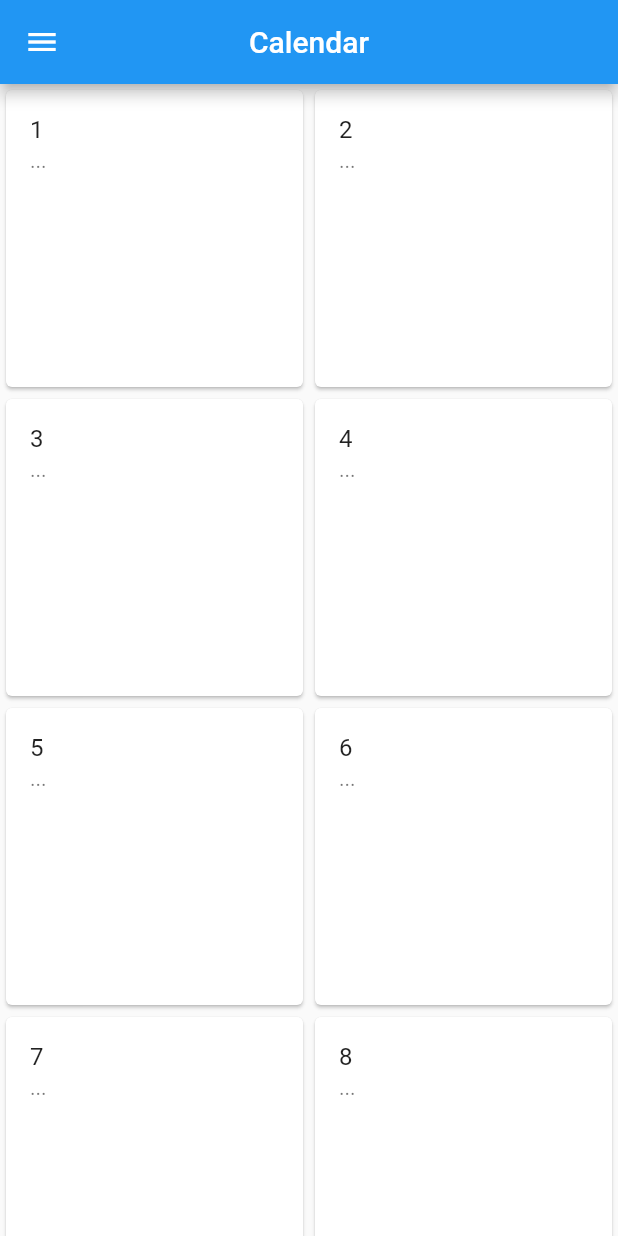
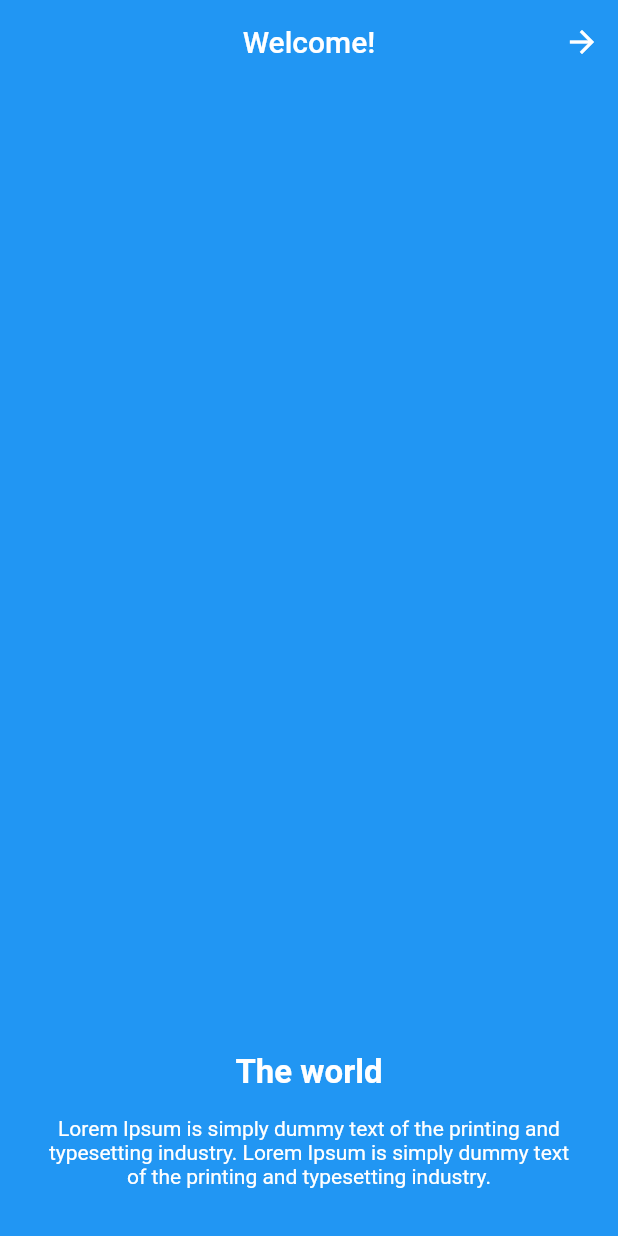
Before and after one commit to ngiuliani-ng/fudeo_start_app, a Flutter app: the screen it shows after launch, on a phone screen of 412 x 824 dp. Run offline on Flutter 3.47's test engine with Material 2 defaults, Android fonts, the phone set to English and light mode, and no system bars.

Commit message:
Lesson: PageView.

```diff
--- /dev/null
+++ b/lib/exercises/lesson_2.6.dart
@@ -0,0 +1,140 @@
+import 'package:flutter/material.dart';
+
+class IntroPage {
+  String title;
+  String subtitle;
+  Color color;
+
+  IntroPage({
+    @required this.title,
+    @required this.subtitle,
+    @required this.color,
+  });
+}
+
+final List<IntroPage> _introPages = [
+  IntroPage(
+      title: "The world",
+      subtitle:
+          "Lorem Ipsum is simply dummy text of the printing and typesetting industry. Lorem Ipsum is simply dummy text of the printing and typesetting industry.",
+      color: Colors.blue),
+  IntroPage(
+      title: "Is beautiful",
+      subtitle:
+          "Lorem Ipsum is simply dummy text of the printing and typesetting industry. Lorem Ipsum is simply dummy text of the printing and typesetting industry.",
+      color: Colors.indigo),
+  IntroPage(
+      title: "You know?",
+      subtitle:
+          "Lorem Ipsum is simply dummy text of the printing and typesetting industry. Lorem Ipsum is simply dummy text of the printing and typesetting industry.",
+      color: Colors.teal),
+];
+
+class HomePage extends StatefulWidget {
+  @override
+  _HomePageState createState() => _HomePageState();
+}
+
+class _HomePageState extends State<HomePage> {
+  final PageController _pageController = PageController();
+  int _selectedPageIndex = 0;
+
+  bool isLastPage() {
+    return _selectedPageIndex == _introPages.length - 1;
+  }
+
+  void nextPage() {
+    /**
+     * Questa [if] potrebbe anche essere eliminata perchè la funzione [isLastPage] modifica l'icon presente nelle actions dell'appBar e
+     * quella presente nell'ultima page non richiama la funzione [nextPage] con l'onPressed.
+     */
+    if (!isLastPage()) {
+      _pageController.animateToPage(_selectedPageIndex + 1, duration: Duration(milliseconds: 300), curve: Curves.linear);
+    }
+  }
+
+  void onPageChanged(int index) {
+    setState(() {
+      _selectedPageIndex = index;
+      print("Selected Page: $_selectedPageIndex");
+    });
+  }
+
+  @override
+  Widget build(BuildContext context) {
+    return Scaffold(
+      backgroundColor: _introPages[_selectedPageIndex].color,
+      appBar: AppBar(
+        title: Text("Welcome!"),
+        centerTitle: true,
+        backgroundColor: Colors.transparent,
+        elevation: 0,
+        actions: [
+          isLastPage()
+              ? IconButton(
+                  icon: Icon(Icons.check_circle),
+                  onPressed: () {},
+                )
+              : IconButton(
+                  icon: Icon(Icons.arrow_forward),
+                  onPressed: nextPage,
+                ),
+        ],
+      ),
+      body: PageView.builder(
+        controller: _pageController,
+        onPageChanged: onPageChanged,
+        itemCount: _introPages.length,
+        itemBuilder: (context, index) {
+          return IntroPageView(_introPages[index]);
+        },
+      ),
+    );
+  }
+}
+
+class IntroPageView extends StatelessWidget {
+  final IntroPage introPage;
+
+  IntroPageView(this.introPage);
+
+  @override
+  Widget build(BuildContext context) {
+    return Stack(
+      children: [
+        Positioned(
+          bottom: 0,
+          left: 0,
+          right: 0,
+          child: SafeArea(
+            child: Container(
+              padding: EdgeInsets.all(32),
+              child: Column(
+                children: [
+                  Text(
+                    introPage.title,
+                    style: TextStyle(
+                      color: Colors.white,
+                      fontWeight: FontWeight.bold,
+                      fontSize: 22,
+                    ),
+                  ),
+                  SizedBox(
+                    height: 16,
+                  ),
+                  Text(
+                    introPage.subtitle,
+                    textAlign: TextAlign.center,
+                    style: TextStyle(
+                      color: Colors.white,
+                    ),
+                  ),
+                ],
+              ),
+            ),
+          ),
+        ),
+      ],
+    );
+  }
+}
--- a/lib/main.dart
+++ b/lib/main.dart
@@ -4,7 +4,8 @@ import 'package:flutter/material.dart';
 // import 'exercises/lesson_2.2.dart';
 // import 'exercises/lesson_2.3.dart';
 // import 'exercises/lesson_2.4.dart';
-import 'exercises/lesson_2.5.dart';
+// import 'exercises/lesson_2.5.dart';
+import 'exercises/lesson_2.6.dart';
 
 void main() {
   runApp(App());
```
Also changed, not shown: 4 other files.
